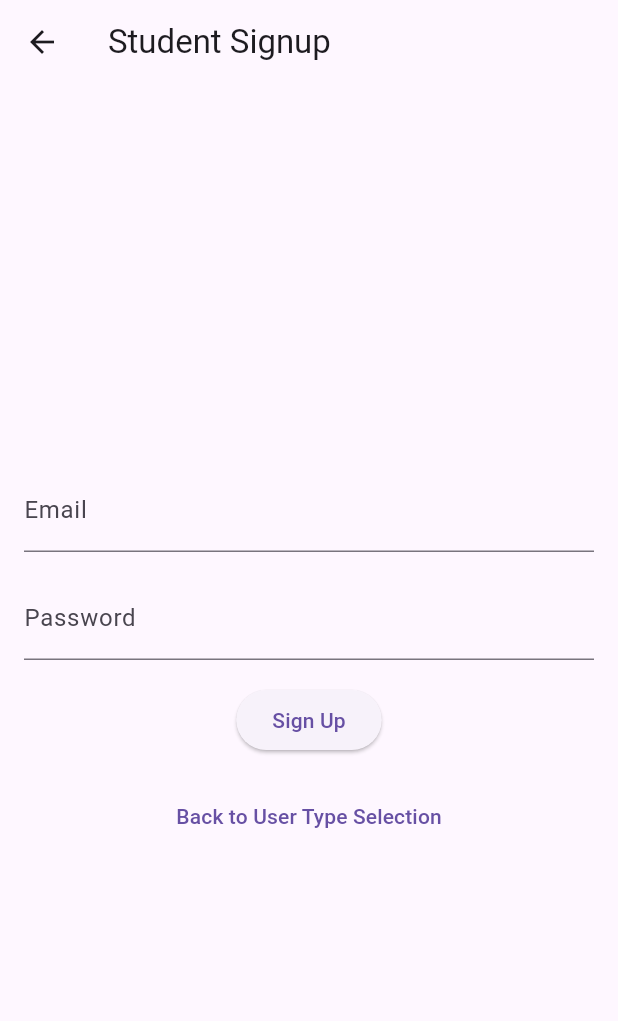
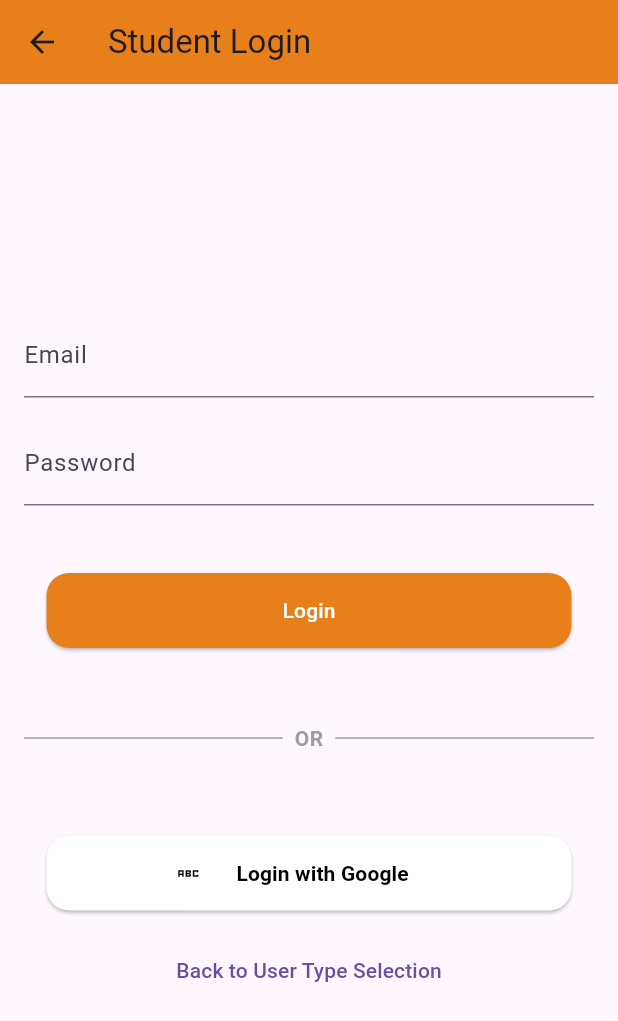
Before and after one commit to SauravHaldar04/Tech-a-thon-Cyber-Neekz, a Flutter app: the StudentSignupPage screen opened directly, on a phone screen of 412 x 824 dp. Shown: the top 1021 px of the screen. Run offline on Flutter 3.47's test engine with Material 3 defaults, Android fonts, the phone set to English and light mode, and no system bars.

Commit message:
Student login first draft

```diff
--- a/lib/screens/student_signup.dart
+++ b/lib/screens/student_signup.dart
@@ -7,7 +7,8 @@ class StudentSignupPage extends StatelessWidget {
   Widget build(BuildContext context) {
     return Scaffold(
       appBar: AppBar(
-        title: const Text('Student Signup'),
+        title: const Text('Student Login'),
+        backgroundColor: const Color.fromARGB(255, 231, 128, 26),
       ),
       body: Padding(
         padding: const EdgeInsets.all(16.0),
@@ -26,12 +27,67 @@ class StudentSignupPage extends StatelessWidget {
                 labelText: 'Password',
               ),
             ),
-            const SizedBox(height: 16.0),
+            const SizedBox(height: 45.0),
             ElevatedButton(
               onPressed: () {
-                // Perform student signup logic here
+                // Perform student login logic here
               },
-              child: const Text('Sign Up'),
+              style: ElevatedButton.styleFrom(
+                backgroundColor: const Color.fromARGB(255, 231, 128, 26),
+                shape: RoundedRectangleBorder(
+                  borderRadius: BorderRadius.circular(15.0),
+                ),
+                minimumSize: const Size(350.0, 45.0),
+              ),
+              child: const Padding(
+                padding: EdgeInsets.all(15.0),
+                child: Text('Login',style: TextStyle(color: Colors.white),),
+              ),
+            ),
+            const SizedBox(height: 45.0),
+            const Row(
+              children: [
+                Expanded(
+                  child: Divider(
+                    color: Colors.grey,
+                    height: 30,
+                  ),
+                ),
+                Padding(
+                  padding: EdgeInsets.symmetric(horizontal: 8.0),
+                  child: Text(
+                    'OR',
+                    style: TextStyle(
+                      color: Colors.grey,
+                      fontWeight: FontWeight.bold,
+                    ),
+                  ),
+                ),
+                Expanded(
+                  child: Divider(
+                    color: Colors.grey,
+                    height: 30,
+                  ),
+                ),
+              ],
+            ),
+            const SizedBox(height: 50.0),
+            ElevatedButton.icon(
+              onPressed: () {
+                // Perform student login with Google logic here
+              },
+              style: ElevatedButton.styleFrom(
+                backgroundColor: Colors.white,
+                shape: RoundedRectangleBorder(
+                  borderRadius: BorderRadius.circular(15.0),
+                ),
+                minimumSize: const Size(350.0, 45.0),
+              ),
+              icon: const Icon(Icons.abc_sharp, color: Colors.black),
+              label: const Padding(
+                padding: EdgeInsets.all(15.0),
+                child: Text('Login with Google', style: TextStyle(color: Colors.black,fontWeight: FontWeight.bold  )),
+              ),
             ),
             const SizedBox(height: 16.0),
             TextButton(
--- a/pubspec.yaml
+++ b/pubspec.yaml
@@ -10,7 +10,6 @@ publish_to: 'none' # Remove this line if you wish to publish to pub.dev
 # Both the version and the builder number may be overridden in flutter
 # build by specifying --build-name and --build-number, respectively.
 # In Android, build-name is used as versionName while build-number used as versionCode.
-# Read more about Android versioning at https://developer.android.com/studio/publish/versioning
 # In iOS, build-name is used as CFBundleShortVersionString while build-number is used as CFBundleVersion.
 # Read more about iOS versioning at
 # https://developer.apple.com/library/archive/documentation/General/Reference/InfoPlistKeyReference/Articles/CoreFoundationKeys.html
```
